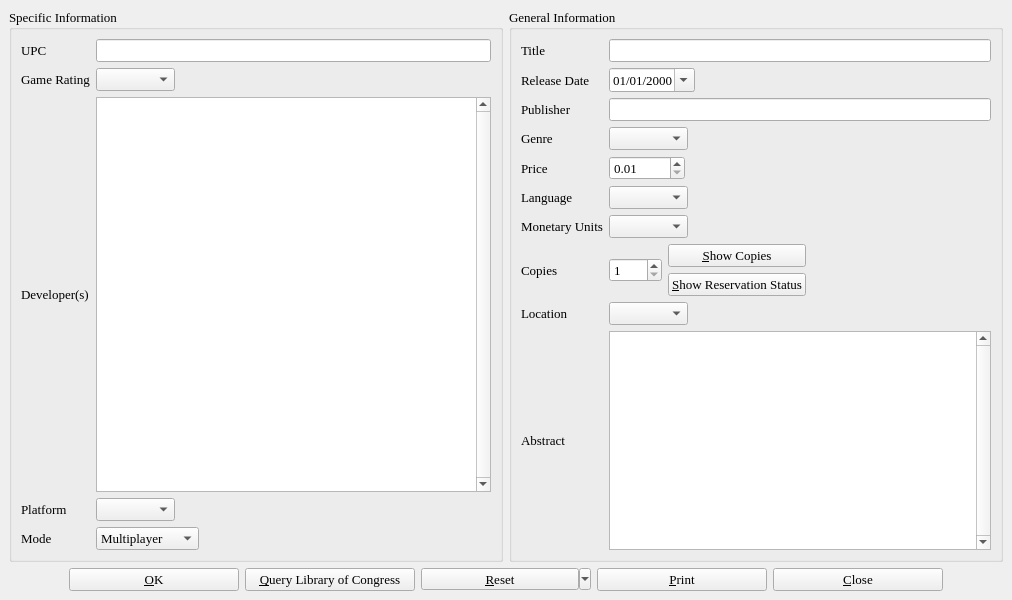
Qt form videogameinfo.ui (textbrowser/biblioteq) before a commit.
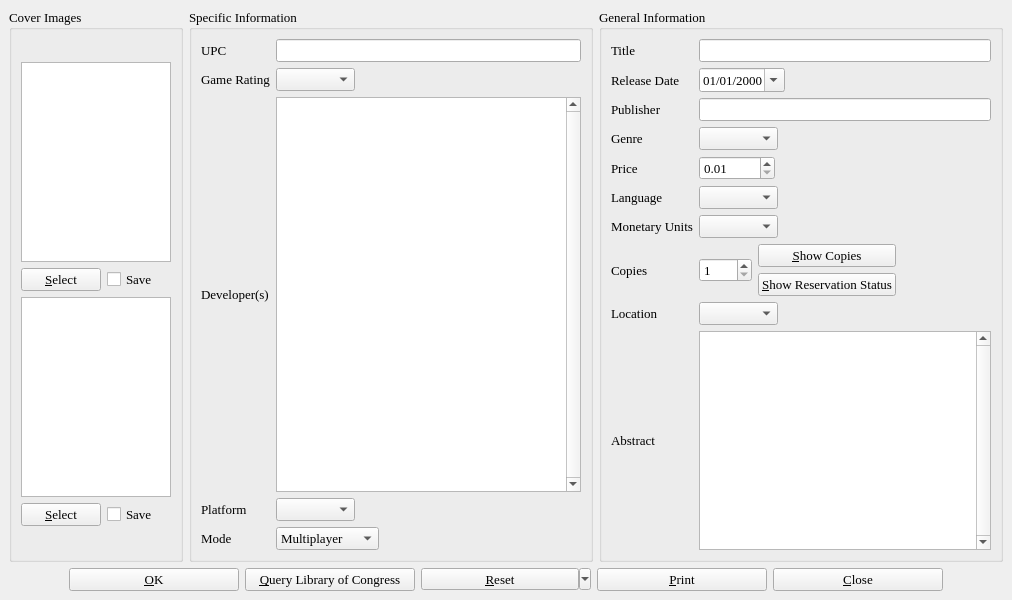
The same form after that commit. Icons and pictures are not drawn.

Commit message: Release 4.01. Completed front/back cover images support.

```diff
--- a/videogameinfo.ui
+++ b/videogameinfo.ui
@@ -29,10 +29,139 @@
     <item>
      <layout class="QHBoxLayout" >
       <item>
+       <widget class="QGroupBox" name="coverImages" >
+        <property name="sizePolicy" >
+         <sizepolicy vsizetype="Preferred" hsizetype="Fixed" >
+          <horstretch>0</horstretch>
+          <verstretch>0</verstretch>
+         </sizepolicy>
+        </property>
+        <property name="title" >
+         <string>Cover Images</string>
+        </property>
+        <layout class="QVBoxLayout" >
+         <item>
+          <spacer>
+           <property name="orientation" >
+            <enum>Qt::Vertical</enum>
+           </property>
+           <property name="sizeHint" >
+            <size>
+             <width>20</width>
+             <height>40</height>
+            </size>
+           </property>
+          </spacer>
+         </item>
+         <item>
+          <widget class="QGraphicsView" name="front_image" >
+           <property name="minimumSize" >
+            <size>
+             <width>150</width>
+             <height>200</height>
+            </size>
+           </property>
+           <property name="maximumSize" >
+            <size>
+             <width>150</width>
+             <height>200</height>
+            </size>
+           </property>
+           <property name="toolTip" >
+            <string>Front Cover Image</string>
+           </property>
+           <property name="verticalScrollBarPolicy" >
+            <enum>Qt::ScrollBarAsNeeded</enum>
+           </property>
+           <property name="horizontalScrollBarPolicy" >
+            <enum>Qt::ScrollBarAsNeeded</enum>
+           </property>
+          </widget>
+         </item>
+         <item>
+          <layout class="QHBoxLayout" >
+           <item>
+            <widget class="QPushButton" name="frontButton" >
+             <property name="text" >
+              <string>&amp;Select</string>
+             </property>
+            </widget>
+           </item>
+           <item>
+            <widget class="QCheckBox" name="frontCheck" >
+             <property name="text" >
+              <string>Save</string>
+             </property>
+            </widget>
+           </item>
+          </layout>
+         </item>
+         <item>
+          <widget class="QGraphicsView" name="back_image" >
+           <property name="minimumSize" >
+            <size>
+             <width>150</width>
+             <height>200</height>
+            </size>
+           </property>
+           <property name="maximumSize" >
+            <size>
+             <width>150</width>
+             <height>200</height>
+            </size>
+           </property>
+           <property name="toolTip" >
+            <string>Back Cover Image</string>
+           </property>
+           <property name="verticalScrollBarPolicy" >
+            <enum>Qt::ScrollBarAsNeeded</enum>
+           </property>
+           <property name="horizontalScrollBarPolicy" >
+            <enum>Qt::ScrollBarAsNeeded</enum>
+           </property>
+          </widget>
+         </item>
+         <item>
+          <layout class="QHBoxLayout" >
+           <item>
+            <widget class="QPushButton" name="backButton" >
+             <property name="text" >
+              <string>&amp;Select</string>
+             </property>
+            </widget>
+           </item>
+           <item>
+            <widget class="QCheckBox" name="backCheck" >
+             <property name="text" >
+              <string>Save</string>
+             </property>
+            </widget>
+           </item>
+          </layout>
+         </item>
+         <item>
+          <spacer>
+           <property name="orientation" >
+            <enum>Qt::Vertical</enum>
+           </property>
+           <property name="sizeHint" >
+            <size>
+             <width>20</width>
+             <height>40</height>
+            </size>
+           </property>
+          </spacer>
+         </item>
+        </layout>
+       </widget>
+      </item>
+      <item>
+       <layout class="QHBoxLayout" >
+        <item>
        <widget class="QGroupBox" name="groupBox_2" >
         <property name="minimumSize" >
          <size>
-          <width>485</width>
+            <width>400</width>
           <height>0</height>
          </size>
         </property>
@@ -266,7 +395,7 @@
        <widget class="QGroupBox" name="groupBox" >
         <property name="minimumSize" >
          <size>
-          <width>485</width>
+            <width>400</width>
           <height>0</height>
          </size>
         </property>
@@ -793,6 +922,8 @@
       </item>
      </layout>
     </item>
+     </layout>
+    </item>
     <item>
      <layout class="QHBoxLayout" >
       <item>
```
Left out of the diff: 6 changed lines with no effect on the pictures. Lines whose indentation alone changed are shown as unchanged. The commit also changes 9 other files.
